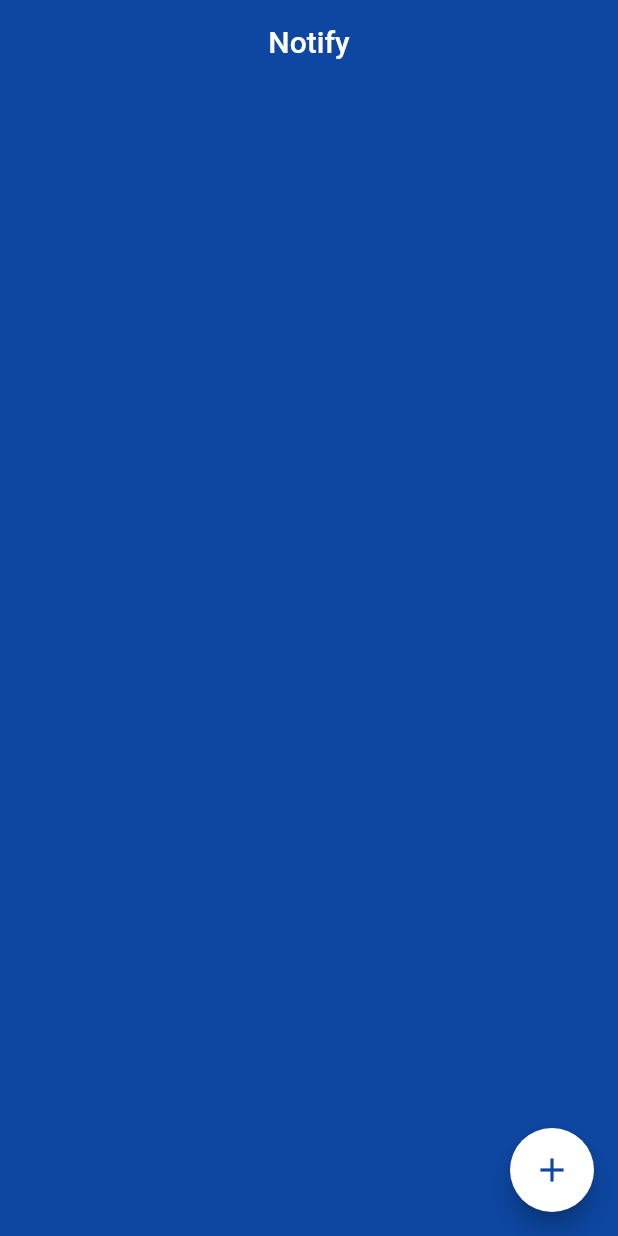
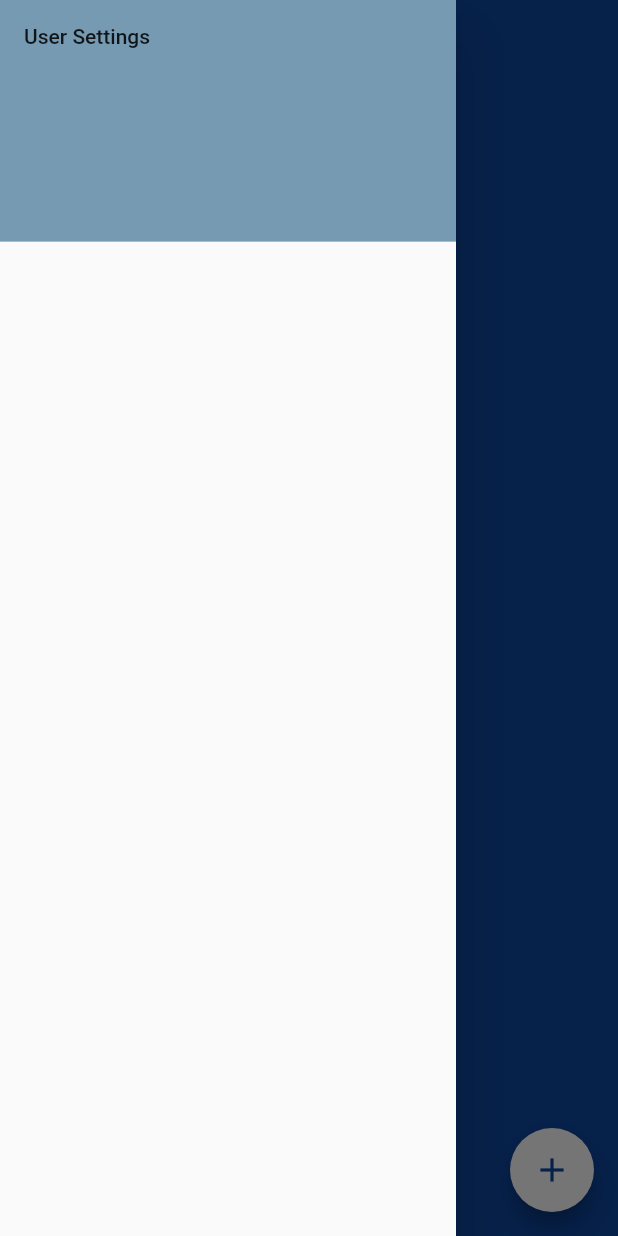
Before and after one commit to NBG-nero/Notify, a Flutter app: the screen it shows after launch, with the side drawer open (before the commit the screen has no drawer), on a phone screen of 412 x 824 dp. Run offline on Flutter 3.47's test engine with Material 2 defaults, Android fonts, the phone set to English and light mode, and no system bars; our stand-ins replace auto_route, flutter_screenutil, hive, hive_flutter, stacked; accounts and stored records are empty.

```diff
--- a/lib/screens/home/homescreen.dart
+++ b/lib/screens/home/homescreen.dart
@@ -34,6 +34,16 @@ class _HomescreenState extends State<Homescreen> {
               elevation: 0,
               backgroundColor: Colors.transparent,
             ),
+            drawer: Drawer(
+                child: ListView(
+              padding: EdgeInsets.zero,
+              children: [
+                DrawerHeader(
+                  decoration: BoxDecoration(color: NColors.secondaryColor),
+                  child: Text("User Settings"),
+                )
+              ],
+            )),
             body: ListView.builder(
               itemCount: model.notes.length,
               itemBuilder: (context, index) {
```
Also changed, not shown: lib/screens/home/home_screen_view_model.dart (+1 -12 lines).
